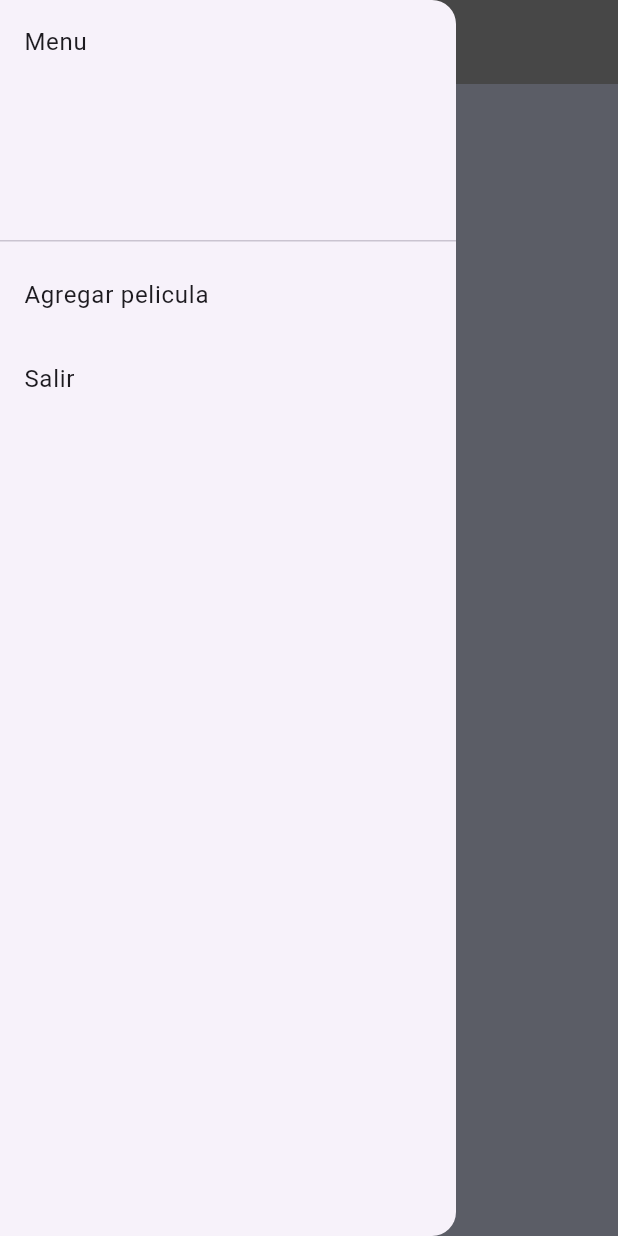
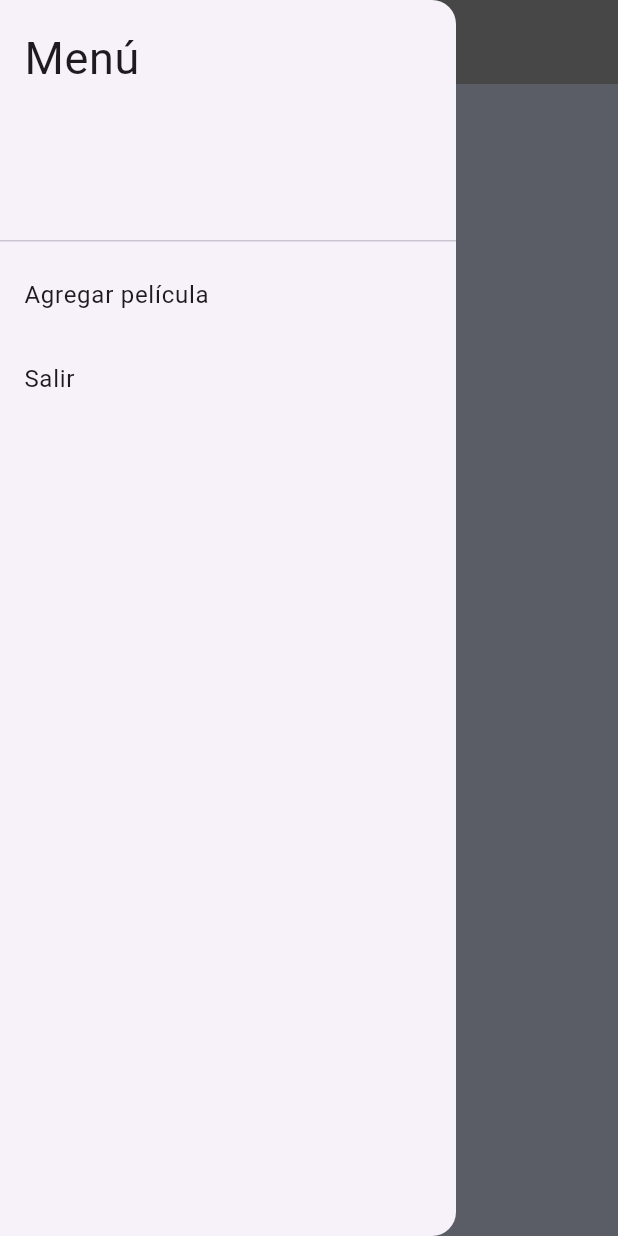
Before and after one commit to DEVudg22/catalogo-peliculas-movil, a Flutter app: the Home screen opened by its route, with the side drawer open, on a phone screen of 412 x 824 dp. Run offline on Flutter 3.47's test engine with Material 3 defaults, Android fonts, the light colour scheme and no system bars; our stand-ins replace cloud_firestore, firebase_core; accounts and stored records are empty.

Commit message:
COMMIT FINAL
Aplicación de catálogo de películas funcionando en todos sus módulos

```diff
--- a/catalogo_peliculas_movil/lib/home.dart
+++ b/catalogo_peliculas_movil/lib/home.dart
@@ -26,9 +26,9 @@ class HomeState extends State<Home> {
       drawer: Drawer(
         child: ListView(
           children: <Widget>[
-            DrawerHeader(child: Text('Menu')),
+            DrawerHeader(child: Text('Menú', style: TextStyle(fontSize: 30))),
             ListTile(
-              title: Text('Agregar pelicula'),
+              title: Text('Agregar película'),
               onTap: () async {
                 await Navigator.pushNamed(context, '/crear');
                 setState(() {});
```
Also changed, not shown: catalogo_peliculas_movil/lib/welcome.dart (+8 -19 lines), catalogo_peliculas_movil/lib/update.dart (deleted).
